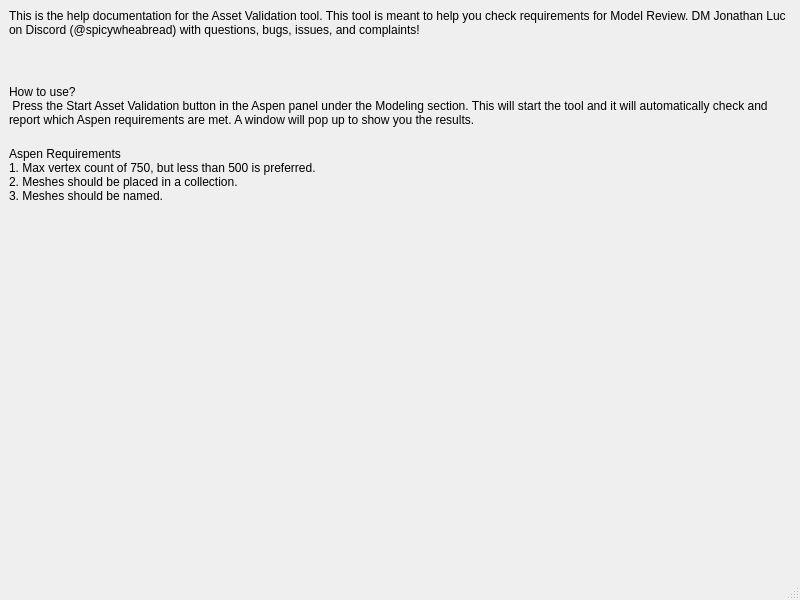
Qt form aspenTools/python/source/aspen/blender/modeling/asset_validation/help_window.ui (StudioAspen/Aspen-2025-2026) before a commit.
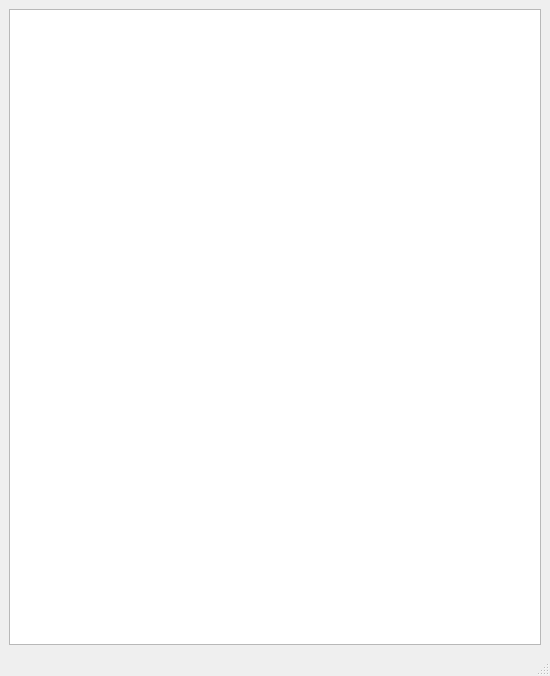
The same form after that commit. Custom widgets are drawn as their Qt base class.

Commit message: Editing layout of help_window, still wip

Diff of the .ui file:
```diff
--- a/aspenTools/python/source/aspen/blender/modeling/asset_validation/help_window.ui
+++ b/aspenTools/python/source/aspen/blender/modeling/asset_validation/help_window.ui
@@ -6,10 +6,16 @@
    <rect>
     <x>0</x>
     <y>0</y>
-    <width>800</width>
-    <height>600</height>
+    <width>550</width>
+    <height>676</height>
    </rect>
   </property>
+  <property name="sizePolicy">
+   <sizepolicy hsizetype="Preferred" vsizetype="Expanding">
+    <horstretch>0</horstretch>
+    <verstretch>0</verstretch>
+   </sizepolicy>
+  </property>
   <property name="windowTitle">
    <string>MainWindow</string>
   </property>
@@ -21,65 +27,20 @@
     </sizepolicy>
    </property>
    <layout class="QVBoxLayout" name="verticalLayout">
-    <property name="sizeConstraint">
-     <enum>QLayout::SizeConstraint::SetDefaultConstraint</enum>
-    </property>
     <item>
-     <widget class="QLabel" name="introduction_label">
-      <property name="sizePolicy">
-       <sizepolicy hsizetype="Preferred" vsizetype="Fixed">
-        <horstretch>0</horstretch>
-        <verstretch>0</verstretch>
-       </sizepolicy>
-      </property>
-      <property name="text">
-       <string>This is the help documentation for the Asset Validation tool. This tool is meant to help you check requirements for Model Review. DM Jonathan Luc on Discord (@spicywheabread) with questions, bugs, issues, and complaints!</string>
-      </property>
-      <property name="alignment">
-       <set>Qt::AlignmentFlag::AlignLeading|Qt::AlignmentFlag::AlignLeft|Qt::AlignmentFlag::AlignTop</set>
-      </property>
-      <property name="wordWrap">
-       <bool>true</bool>
-      </property>
-     </widget>
-    </item>
-    <item>
-     <widget class="QLabel" name="howtouse_label">
-      <property name="sizePolicy">
-       <sizepolicy hsizetype="Preferred" vsizetype="Fixed">
-        <horstretch>0</horstretch>
-        <verstretch>0</verstretch>
-       </sizepolicy>
-      </property>
-      <property name="text">
-       <string>How to use? 
- Press the Start Asset Validation button in the Aspen panel under the Modeling section. This will start the tool and it will automatically check and report which Aspen requirements are met. A window will pop up to show you the results.</string>
-      </property>
-      <property name="alignment">
-       <set>Qt::AlignmentFlag::AlignLeading|Qt::AlignmentFlag::AlignLeft|Qt::AlignmentFlag::AlignTop</set>
-      </property>
-      <property name="wordWrap">
-       <bool>true</bool>
-      </property>
-     </widget>
-    </item>
-    <item>
-     <widget class="QLabel" name="requirements_label">
-      <property name="text">
-       <string>Aspen Requirements 
-1. Max vertex count of 750, but less than 500 is preferred. 
-2. Meshes should be placed in a collection. 
-3. Meshes should be named.</string>
-      </property>
-      <property name="alignment">
-       <set>Qt::AlignmentFlag::AlignLeading|Qt::AlignmentFlag::AlignLeft|Qt::AlignmentFlag::AlignTop</set>
-      </property>
-     </widget>
+     <widget class="ConsoleArea" name="TextArea"/>
     </item>
    </layout>
   </widget>
   <widget class="QStatusBar" name="statusbar"/>
  </widget>
+ <customwidgets>
+  <customwidget>
+   <class>ConsoleArea</class>
+   <extends>QListWidget</extends>
+   <header>console_area</header>
+  </customwidget>
+ </customwidgets>
  <resources/>
  <connections/>
 </ui>
```
